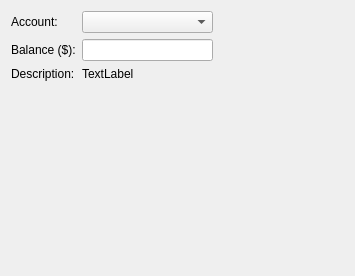
Above: src/dbscqt/dbscqt_accountbookwidget.ui from tjdwill/dbs before the change. Below: the same form after it.
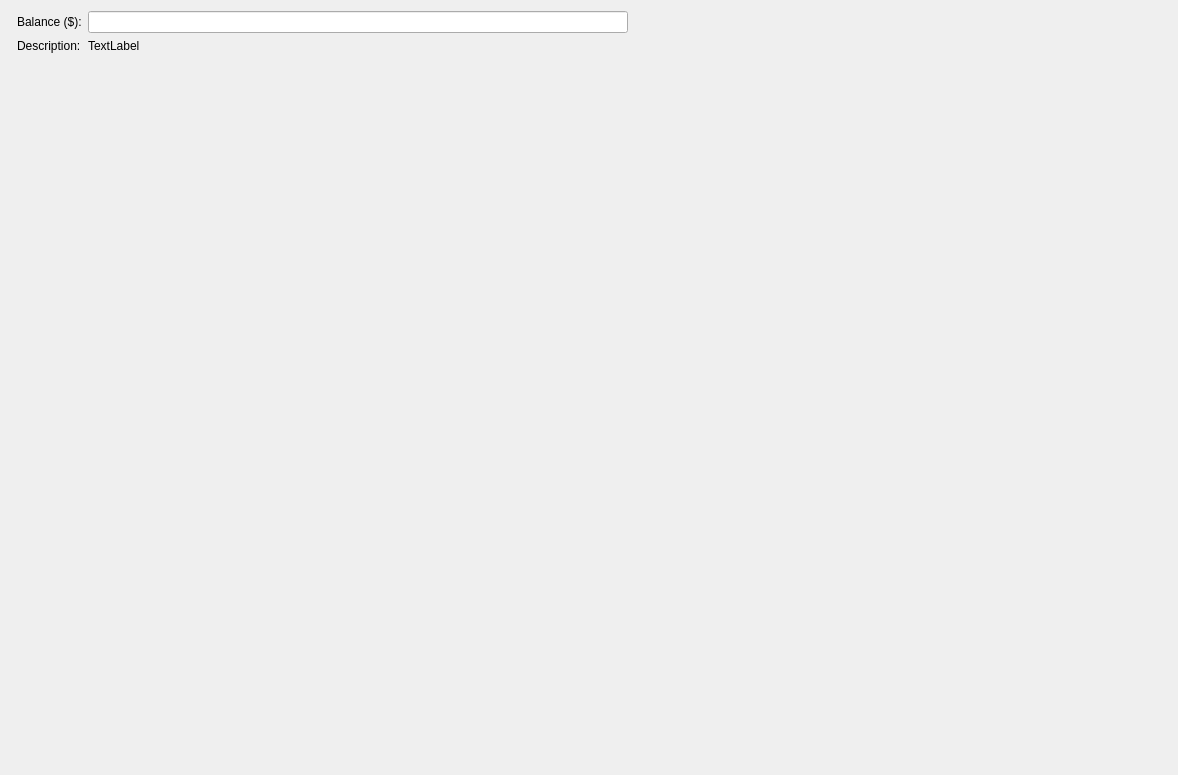
That is the form after the change.

Commit message:
Incorporate the tree widget into the account book display.
- Removed the combo box
- Added the AccountBookTreeWidget
- Adjusted number of displayed decimal places in account balance.
- Added signal(s) to AccountBookTreeWidget to facilitate display logic.

The edit to the form file:
```diff
--- a/src/dbscqt/dbscqt_accountbookwidget.ui
+++ b/src/dbscqt/dbscqt_accountbookwidget.ui
@@ -6,17 +6,17 @@
    <rect>
     <x>0</x>
     <y>0</y>
-    <width>355</width>
-    <height>276</height>
+    <width>1178</width>
+    <height>775</height>
    </rect>
   </property>
   <property name="windowTitle">
    <string>Form</string>
   </property>
-  <layout class="QGridLayout" name="gridLayout_2" rowstretch="0,1">
-   <item row="1" column="0">
-    <widget class="QWidget" name="mAccountTableViewContainer" native="true">
-     <layout class="QHBoxLayout" name="horizontalLayout">
+  <layout class="QGridLayout" name="gridLayout_2" columnstretch="0,1">
+   <item row="0" column="0">
+    <widget class="QWidget" name="mAccountTreeWidgetContainer" native="true">
+     <layout class="QVBoxLayout" name="verticalLayout">
       <property name="leftMargin">
        <number>0</number>
       </property>
@@ -32,7 +32,22 @@
      </layout>
     </widget>
    </item>
-   <item row="0" column="0">
+   <item row="0" column="1">
+    <widget class="QWidget" name="mAccountDisplay" native="true">
+     <layout class="QVBoxLayout" name="verticalLayout_2" stretch="0,1">
+      <property name="leftMargin">
+       <number>0</number>
+      </property>
+      <property name="topMargin">
+       <number>0</number>
+      </property>
+      <property name="rightMargin">
+       <number>0</number>
+      </property>
+      <property name="bottomMargin">
+       <number>0</number>
+      </property>
+      <item>
     <widget class="QWidget" name="mAccountInfoWidget" native="true">
      <layout class="QGridLayout" name="gridLayout">
       <property name="leftMargin">
@@ -48,30 +63,27 @@
        <number>0</number>
       </property>
       <item row="0" column="0">
-       <widget class="QLabel" name="label">
-        <property name="text">
-         <string>Account:</string>
-        </property>
-       </widget>
-      </item>
-      <item row="0" column="1">
-       <widget class="QComboBox" name="mAccountSelectionBox"/>
-      </item>
-      <item row="1" column="0">
        <widget class="QLabel" name="mBalanceLabel">
         <property name="text">
          <string>Balance ($):</string>
         </property>
        </widget>
       </item>
+         <item row="1" column="0">
+          <widget class="QLabel" name="mDescriptionLabel">
+           <property name="text">
+            <string>Description:</string>
+           </property>
+          </widget>
+         </item>
       <item row="1" column="1">
-       <widget class="QLineEdit" name="mBalanceDisplay">
-        <property name="readOnly">
-         <bool>true</bool>
+          <widget class="QLabel" name="mDescriptionDisplay">
+           <property name="text">
+            <string>TextLabel</string>
         </property>
        </widget>
       </item>
-      <item row="1" column="2">
+         <item row="0" column="2">
        <spacer name="horizontalSpacer">
         <property name="orientation">
          <enum>Qt::Orientation::Horizontal</enum>
@@ -84,18 +96,32 @@
         </property>
        </spacer>
       </item>
-      <item row="2" column="0">
-       <widget class="QLabel" name="mDescriptionLabel">
-        <property name="text">
-         <string>Description:</string>
+         <item row="0" column="1">
+          <widget class="QLineEdit" name="mBalanceDisplay">
+           <property name="readOnly">
+            <bool>true</bool>
         </property>
        </widget>
       </item>
-      <item row="2" column="1">
-       <widget class="QLabel" name="mDescriptionDisplay">
-        <property name="text">
-         <string>TextLabel</string>
-        </property>
+        </layout>
+       </widget>
+      </item>
+      <item>
+       <widget class="QWidget" name="mAccountTableViewContainer" native="true">
+        <layout class="QHBoxLayout" name="horizontalLayout">
+         <property name="leftMargin">
+          <number>0</number>
+         </property>
+         <property name="topMargin">
+          <number>0</number>
+         </property>
+         <property name="rightMargin">
+          <number>0</number>
+         </property>
+         <property name="bottomMargin">
+          <number>0</number>
+         </property>
+        </layout>
        </widget>
       </item>
      </layout>
```
Lines whose indentation alone changed are shown as unchanged. The commit also changes 4 other files.
